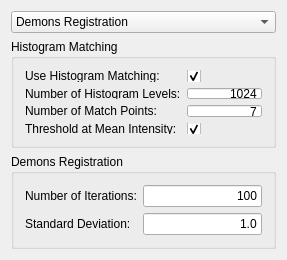
The window that Modules/Bundles/org.mitk.gui.qt.deformableregistration/src/internal/QmitkDemonsRegistrationViewControls.ui (MITK/MITK) describes before a commit, drawn with Qt 5.
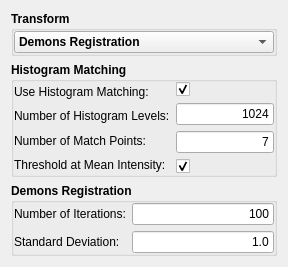
The same window after the commit.

Commit message: FIX (#2731): Changed layout for a better usability.

Diff of the .ui file:
```diff
--- a/Modules/Bundles/org.mitk.gui.qt.deformableregistration/src/internal/QmitkDemonsRegistrationViewControls.ui
+++ b/Modules/Bundles/org.mitk.gui.qt.deformableregistration/src/internal/QmitkDemonsRegistrationViewControls.ui
@@ -6,46 +6,85 @@
    <rect>
     <x>0</x>
     <y>0</y>
-    <width>287</width>
-    <height>260</height>
+    <width>269</width>
+    <height>256</height>
    </rect>
   </property>
   <property name="minimumSize">
    <size>
-    <width>287</width>
-    <height>260</height>
+    <width>0</width>
+    <height>0</height>
    </size>
   </property>
   <property name="windowTitle">
    <string>QmitkDemonsRegistrationViewControls</string>
   </property>
-  <layout class="QVBoxLayout" name="verticalLayout_3">
+  <layout class="QVBoxLayout" name="verticalLayout_4">
    <item>
-    <widget class="QComboBox" name="m_RegistrationSelection">
-     <item>
-      <property name="text">
-       <string>Demons Registration</string>
+    <widget class="QGroupBox" name="groupBox">
+     <property name="font">
+      <font>
+       <weight>75</weight>
+       <bold>true</bold>
+      </font>
+     </property>
+     <property name="title">
+      <string>Transform</string>
+     </property>
+     <property name="flat">
+      <bool>true</bool>
+     </property>
+     <layout class="QVBoxLayout" name="verticalLayout_3">
+      <property name="margin">
+       <number>0</number>
       </property>
-     </item>
-     <item>
-      <property name="text">
-       <string>Symmetric Forces Demons Registration</string>
-      </property>
-     </item>
+      <item>
+       <widget class="QComboBox" name="m_RegistrationSelection">
+        <item>
+         <property name="text">
+          <string>Demons Registration</string>
+         </property>
+        </item>
+        <item>
+         <property name="text">
+          <string>Symmetric Forces Demons Registration</string>
+         </property>
+        </item>
+       </widget>
+      </item>
+     </layout>
     </widget>
    </item>
    <item>
     <widget class="QGroupBox" name="histogramMatchingBox_2">
+     <property name="font">
+      <font>
+       <weight>75</weight>
+       <bold>true</bold>
+      </font>
+     </property>
      <property name="title">
       <string>Histogram Matching</string>
      </property>
+     <property name="flat">
+      <bool>true</bool>
+     </property>
      <layout class="QVBoxLayout" name="verticalLayout">
+      <property name="margin">
+       <number>0</number>
+      </property>
       <item>
        <layout class="QHBoxLayout" name="_2">
         <item>
          <layout class="QVBoxLayout" name="_3">
           <item>
            <widget class="QLabel" name="useHistogramMatching">
+            <property name="font">
+             <font>
+              <weight>50</weight>
+              <bold>false</bold>
+             </font>
+            </property>
             <property name="text">
              <string>Use Histogram Matching:</string>
             </property>
@@ -56,6 +95,12 @@
           </item>
           <item>
            <widget class="QLabel" name="numberOfHistogramLevels">
+            <property name="font">
+             <font>
+              <weight>50</weight>
+              <bold>false</bold>
+             </font>
+            </property>
             <property name="text">
              <string>Number of Histogram Levels:</string>
             </property>
@@ -66,6 +111,12 @@
           </item>
           <item>
            <widget class="QLabel" name="numberOfMatchPoints">
+            <property name="font">
+             <font>
+              <weight>50</weight>
+              <bold>false</bold>
+             </font>
+            </property>
             <property name="text">
              <string>Number of Match Points:</string>
             </property>
@@ -76,6 +127,12 @@
           </item>
           <item>
            <widget class="QLabel" name="thresholdAtMeanIntensity">
+            <property name="font">
+             <font>
+              <weight>50</weight>
+              <bold>false</bold>
+             </font>
+            </property>
             <property name="text">
              <string>Threshold at Mean Intensity:</string>
             </property>
@@ -90,6 +147,12 @@
          <layout class="QVBoxLayout" name="_4">
           <item>
            <widget class="QCheckBox" name="m_UseHistogramMatching">
+            <property name="font">
+             <font>
+              <weight>50</weight>
+              <bold>false</bold>
+             </font>
+            </property>
             <property name="text">
              <string/>
             </property>
@@ -100,6 +163,12 @@
           </item>
           <item>
            <widget class="QLineEdit" name="m_NumberOfHistogramLevels">
+            <property name="font">
+             <font>
+              <weight>50</weight>
+              <bold>false</bold>
+             </font>
+            </property>
             <property name="text">
              <string>1024</string>
             </property>
@@ -110,6 +179,12 @@
           </item>
           <item>
            <widget class="QLineEdit" name="m_NumberOfMatchPoints">
+            <property name="font">
+             <font>
+              <weight>50</weight>
+              <bold>false</bold>
+             </font>
+            </property>
             <property name="text">
              <string>7</string>
             </property>
@@ -120,6 +195,12 @@
           </item>
           <item>
            <widget class="QCheckBox" name="m_ThresholdAtMeanIntensity">
+            <property name="font">
+             <font>
+              <weight>50</weight>
+              <bold>false</bold>
+             </font>
+            </property>
             <property name="text">
              <string/>
             </property>
@@ -137,16 +218,34 @@
    </item>
    <item>
     <widget class="QGroupBox" name="demonsRegistrationBox_2">
+     <property name="font">
+      <font>
+       <weight>75</weight>
+       <bold>true</bold>
+      </font>
+     </property>
      <property name="title">
       <string>Demons Registration</string>
      </property>
+     <property name="flat">
+      <bool>true</bool>
+     </property>
      <layout class="QVBoxLayout" name="verticalLayout_2">
+      <property name="margin">
+       <number>0</number>
+      </property>
       <item>
        <layout class="QHBoxLayout" name="_5">
         <item>
          <layout class="QVBoxLayout" name="_6">
           <item>
            <widget class="QLabel" name="iterationsLabel">
+            <property name="font">
+             <font>
+              <weight>50</weight>
+              <bold>false</bold>
+             </font>
+            </property>
             <property name="text">
              <string>Number of Iterations:</string>
             </property>
@@ -157,6 +256,12 @@
           </item>
           <item>
            <widget class="QLabel" name="standardDeviationLabel">
+            <property name="font">
+             <font>
+              <weight>50</weight>
+              <bold>false</bold>
+             </font>
+            </property>
             <property name="text">
              <string>Standard Deviation:</string>
             </property>
@@ -177,6 +282,12 @@
               <verstretch>0</verstretch>
              </sizepolicy>
             </property>
+            <property name="font">
+             <font>
+              <weight>50</weight>
+              <bold>false</bold>
+             </font>
+            </property>
             <property name="text">
              <string>100</string>
             </property>
@@ -187,6 +298,12 @@
           </item>
           <item>
            <widget class="QLineEdit" name="m_StandardDeviation">
+            <property name="font">
+             <font>
+              <weight>50</weight>
+              <bold>false</bold>
+             </font>
+            </property>
             <property name="text">
              <string>1.0</string>
             </property>
```
The commit also changes 4 other files.
